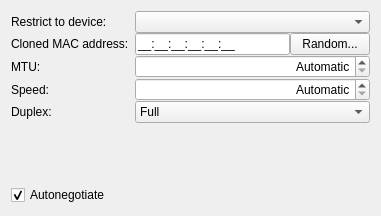
This is libs/editor/settings/ui/wiredconnectionwidget.ui in KDE/plasma-nm as Qt 5 draws it before an edit. The edited form follows.
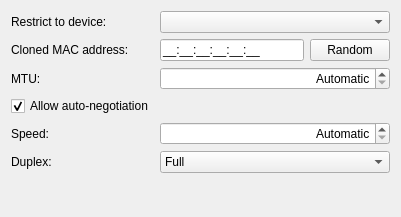
This is the edited form. Custom widgets are drawn as their Qt base class.

```diff
--- a/libs/editor/settings/ui/wiredconnectionwidget.ui
+++ b/libs/editor/settings/ui/wiredconnectionwidget.ui
@@ -6,8 +6,8 @@
    <rect>
     <x>0</x>
     <y>0</y>
-    <width>381</width>
-    <height>216</height>
+    <width>401</width>
+    <height>217</height>
    </rect>
   </property>
   <layout class="QFormLayout" name="formLayout">
@@ -15,7 +15,7 @@
     <enum>QFormLayout::ExpandingFieldsGrow</enum>
    </property>
    <property name="verticalSpacing">
-    <number>0</number>
+    <number>6</number>
    </property>
    <item row="0" column="0">
     <widget class="QLabel" name="label">
@@ -77,7 +77,7 @@
      <item>
       <widget class="QPushButton" name="btnRandomMacAddr">
        <property name="text">
-        <string>Random...</string>
+        <string>Random</string>
        </property>
       </widget>
      </item>
@@ -119,7 +119,7 @@
      </property>
     </widget>
    </item>
-   <item row="3" column="0">
+   <item row="4" column="0">
     <widget class="QLabel" name="speedLabel">
      <property name="text">
       <string>Speed:</string>
@@ -129,7 +129,7 @@
      </property>
     </widget>
    </item>
-   <item row="3" column="1">
+   <item row="4" column="1">
     <widget class="QSpinBox" name="speed">
      <property name="sizePolicy">
       <sizepolicy hsizetype="MinimumExpanding" vsizetype="Fixed">
@@ -154,7 +154,7 @@
      </property>
     </widget>
    </item>
-   <item row="4" column="0">
+   <item row="5" column="0">
     <widget class="QLabel" name="duplexLabel">
      <property name="text">
       <string>Duplex:</string>
@@ -164,7 +164,7 @@
      </property>
     </widget>
    </item>
-   <item row="4" column="1">
+   <item row="5" column="1">
     <widget class="KComboBox" name="duplex">
      <property name="sizePolicy">
       <sizepolicy hsizetype="MinimumExpanding" vsizetype="Fixed">
@@ -187,7 +187,7 @@
      </item>
     </widget>
    </item>
-   <item row="6" column="0">
+   <item row="3" column="0">
     <widget class="QCheckBox" name="autonegotiate">
      <property name="sizePolicy">
       <sizepolicy hsizetype="MinimumExpanding" vsizetype="Fixed">
@@ -199,7 +199,7 @@
       <string>Allow auto-negotiation of port speed and duplex mode</string>
      </property>
      <property name="text">
-      <string>Autonegotiate</string>
+      <string>Allow auto-negotiation</string>
      </property>
      <property name="checked">
       <bool>true</bool>
@@ -209,32 +209,19 @@
      </property>
     </widget>
    </item>
-   <item row="5" column="0">
-    <spacer name="verticalSpacer">
-     <property name="orientation">
-      <enum>Qt::Vertical</enum>
-     </property>
-     <property name="sizeHint" stdset="0">
-      <size>
-       <width>20</width>
-       <height>40</height>
-      </size>
-     </property>
-    </spacer>
-   </item>
   </layout>
  </widget>
  <customwidgets>
-  <customwidget>
-   <class>KLineEdit</class>
-   <extends>QLineEdit</extends>
-   <header>klineedit.h</header>
-  </customwidget>
   <customwidget>
    <class>KComboBox</class>
    <extends>QComboBox</extends>
    <header>kcombobox.h</header>
   </customwidget>
+  <customwidget>
+   <class>KLineEdit</class>
+   <extends>QLineEdit</extends>
+   <header>klineedit.h</header>
+  </customwidget>
   <customwidget>
    <class>HwAddrComboBox</class>
    <extends>QComboBox</extends>
```
Left out of the diff: 28 changed lines with no effect on the pictures.
